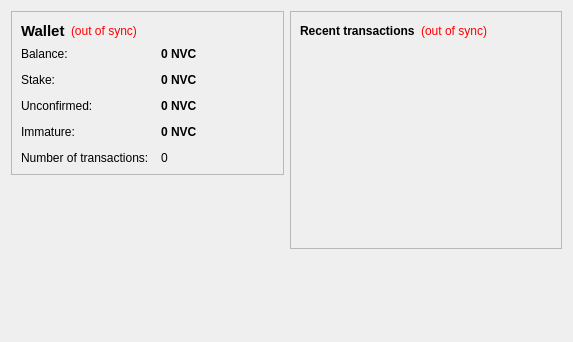
Before: the Qt Designer form src/qt/forms/overviewpage.ui in HashCoin/ElectricCoin, drawn with Qt 5.
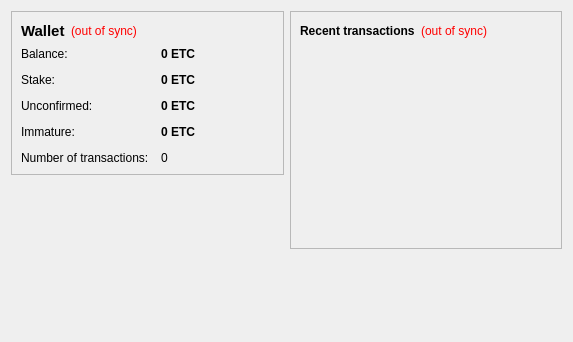
After: the same form once the commit is applied.

```diff
--- a/src/qt/forms/overviewpage.ui
+++ b/src/qt/forms/overviewpage.ui
@@ -105,7 +105,7 @@
              <string>Your current balance</string>
             </property>
             <property name="text">
-             <string notr="true">0 NVC</string>
+             <string notr="true">0 ETC</string>
             </property>
             <property name="textInteractionFlags">
              <set>Qt::LinksAccessibleByMouse|Qt::TextSelectableByKeyboard|Qt::TextSelectableByMouse</set>
@@ -134,7 +134,7 @@
              <string>Total of coins that was staked, and do not yet count toward the current balance</string>
             </property>
             <property name="text">
-             <string notr="true">0 NVC</string>
+             <string notr="true">0 ETC</string>
             </property>
             <property name="textInteractionFlags">
              <set>Qt::LinksAccessibleByMouse|Qt::TextSelectableByKeyboard|Qt::TextSelectableByMouse</set>
@@ -163,7 +163,7 @@
              <string>Total of transactions that have yet to be confirmed, and do not yet count toward the current balance</string>
             </property>
             <property name="text">
-             <string notr="true">0 NVC</string>
+             <string notr="true">0 ETC</string>
             </property>
             <property name="textInteractionFlags">
              <set>Qt::LinksAccessibleByMouse|Qt::TextSelectableByKeyboard|Qt::TextSelectableByMouse</set>
@@ -189,7 +189,7 @@
              <string>Mined balance that has not yet matured</string>
             </property>
             <property name="text">
-             <string notr="true">0 NVC</string>
+             <string notr="true">0 ETC</string>
             </property>
             <property name="textInteractionFlags">
              <set>Qt::LinksAccessibleByMouse|Qt::TextSelectableByKeyboard|Qt::TextSelectableByMouse</set>
```
Left out of the diff: 4 changed lines with no effect on the pictures.
